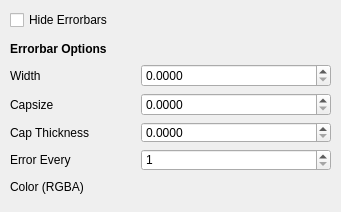
Above: qt/python/mantidqt/widgets/plotconfigdialog/curvestabwidget/errorbarstabwidget/curves_tab_errorbars_tab.ui from mantidproject/mantid before the change. Below: the same form after it.
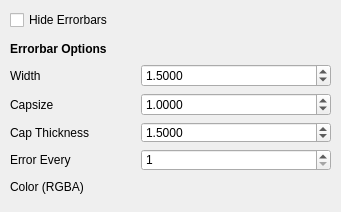
That is the form after the change.

Commit message:
Replot curves rather than set properties on them
Remove sub-tab presenters
Enable toggling errorbars for workspace artists that weren't
originally plotted with errors

Diff of the .ui file:
```diff
--- a/qt/python/mantidqt/widgets/plotconfigdialog/curvestabwidget/errorbarstabwidget/curves_tab_errorbars_tab.ui
+++ b/qt/python/mantidqt/widgets/plotconfigdialog/curvestabwidget/errorbarstabwidget/curves_tab_errorbars_tab.ui
@@ -162,6 +162,9 @@
       <property name="decimals">
        <number>4</number>
       </property>
+      <property name="value">
+       <double>1.500000000000000</double>
+      </property>
      </widget>
     </item>
     <item row="2" column="2">
@@ -169,6 +172,9 @@
       <property name="decimals">
        <number>4</number>
       </property>
+      <property name="value">
+       <double>1.000000000000000</double>
+      </property>
      </widget>
     </item>
     <item row="3" column="2">
@@ -182,6 +188,9 @@
       <property name="decimals">
        <number>4</number>
       </property>
+      <property name="value">
+       <double>1.500000000000000</double>
+      </property>
      </widget>
     </item>
     <item row="4" column="2">
```
The commit also changes 24 other files.
